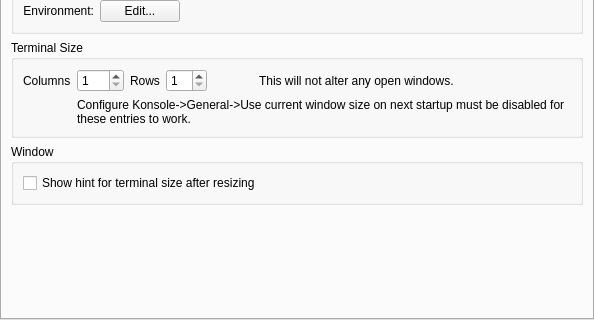
Above: src/EditProfileDialog.ui from KDE/konsole before the change; both pictures show x 0 to 594 and y 216 to 536 of the 594 by 536 pixel window. Below: the same form after it.
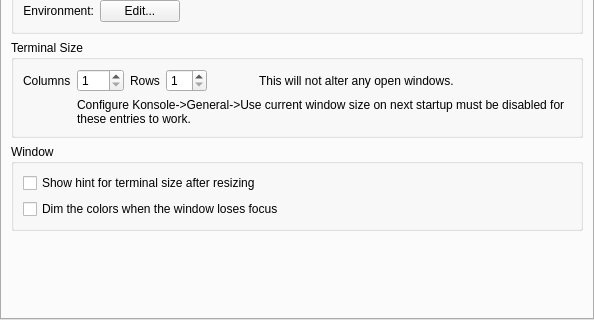
That is the form after the change. Custom widgets are drawn as their Qt base class.

Commit message:
Add support for dimming the colors when losing focus
Summary:
pretty vital (at least for me) if one doesn't have compositing.

we can't use the normal QPalette::Inactive because of color schemes,
but I made the new scrollbar color code follow the same dimming colors.

Test Plan:
tested with and without compositing, with and without scrollbar,
and dark and light color schemes.

Reviewers: hindenburg, #konsole

Reviewed By: hindenburg, #konsole

Subscribers: anthonyfieroni, konsole-devel, #konsole

Tags: #konsole

What changed in the file:
```diff
--- a/src/EditProfileDialog.ui
+++ b/src/EditProfileDialog.ui
@@ -343,6 +343,16 @@
             </property>
            </widget>
           </item>
+          <item>
+           <widget class="QCheckBox" name="dimWhenInactiveCheckbox">
+            <property name="toolTip">
+             <string>Indicate whether the window is active by dimming the colors</string>
+            </property>
+            <property name="text">
+             <string>Dim the colors when the window loses focus</string>
+            </property>
+           </widget>
+          </item>
          </layout>
         </widget>
        </item>
```
The commit also changes 7 other files.
